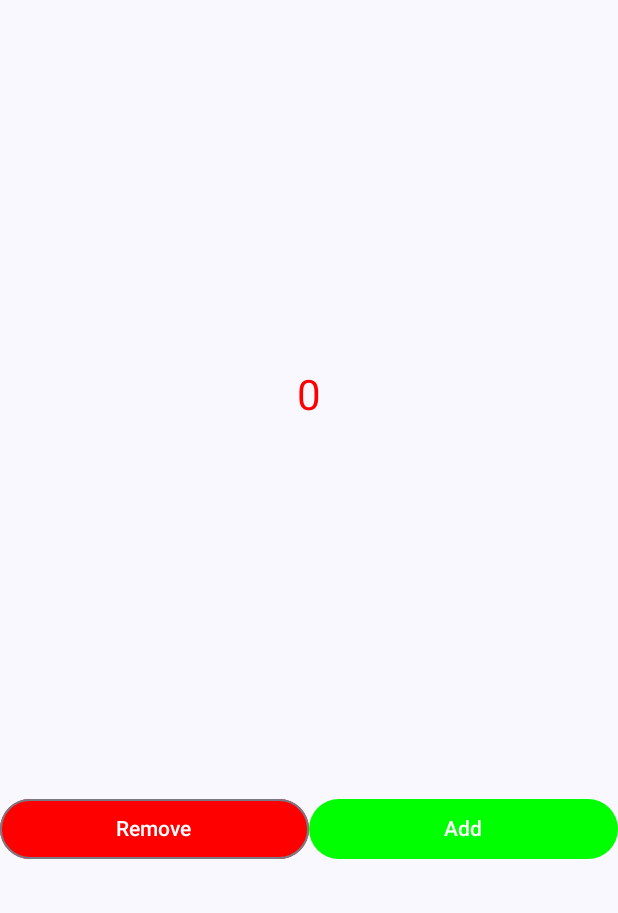
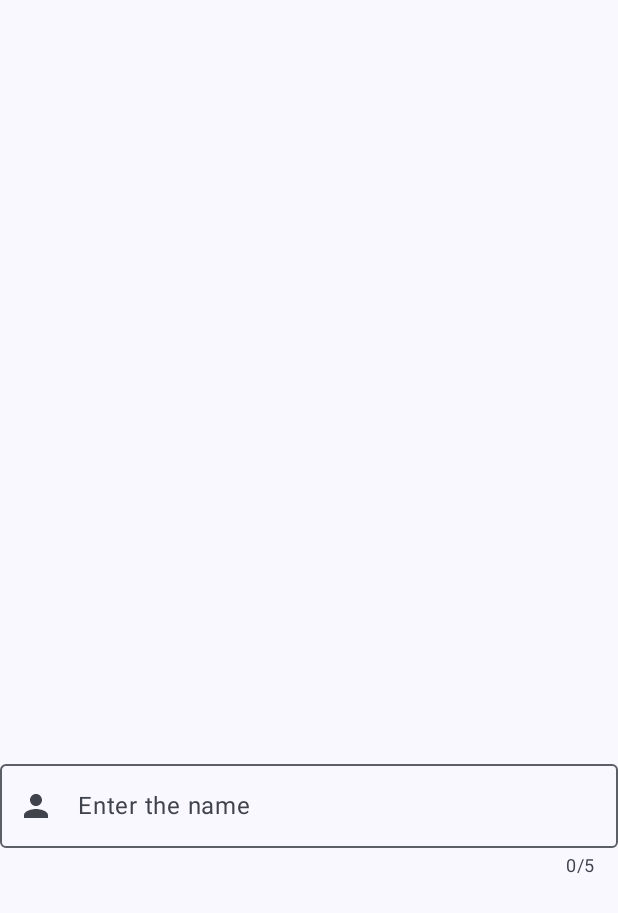
Before and after one commit to josephguluzada/JetpackCompose, an Android app built with Jetpack Compose: the screen it shows after launch (MainActivity), on a phone screen of 412 x 824 dp. Shown: the top 913 px of the screen. Run offline under Robolectric (Android 15) with nearby library versions, the phone set to English and light mode, and no system bars.

Commit message:
created TextField and OutlinedTexField

```diff
--- a/JetpackComposeLesson/app/build.gradle.kts
+++ b/JetpackComposeLesson/app/build.gradle.kts
@@ -66,4 +66,5 @@ dependencies {
     androidTestImplementation("androidx.compose.ui:ui-test-junit4")
     debugImplementation("androidx.compose.ui:ui-tooling")
     debugImplementation("androidx.compose.ui:ui-test-manifest")
+    implementation ("androidx.compose.material:material-icons-extended")
 }
--- a/JetpackComposeLesson/app/src/main/java/com/example/jetpackcomposelesson/MainActivity.kt
+++ b/JetpackComposeLesson/app/src/main/java/com/example/jetpackcomposelesson/MainActivity.kt
@@ -15,12 +15,18 @@ import androidx.compose.foundation.layout.padding
 import androidx.compose.foundation.layout.size
 import androidx.compose.foundation.text.selection.DisableSelection
 import androidx.compose.foundation.text.selection.SelectionContainer
+import androidx.compose.material.icons.Icons
+import androidx.compose.material.icons.filled.Person
+import androidx.compose.material.icons.filled.TextFormat
 import androidx.compose.material3.Button
 import androidx.compose.material3.ButtonDefaults
+import androidx.compose.material3.Icon
 import androidx.compose.material3.MaterialTheme
 import androidx.compose.material3.OutlinedButton
+import androidx.compose.material3.OutlinedTextField
 import androidx.compose.material3.Surface
 import androidx.compose.material3.Text
+import androidx.compose.material3.TextField
 import androidx.compose.runtime.Composable
 import androidx.compose.runtime.getValue
 import androidx.compose.runtime.mutableStateOf
@@ -31,8 +37,10 @@ import androidx.compose.ui.Modifier
 import androidx.compose.ui.graphics.Color
 import androidx.compose.ui.text.font.FontStyle
 import androidx.compose.ui.text.font.FontWeight
+import androidx.compose.ui.text.style.TextAlign
 import androidx.compose.ui.tooling.preview.Preview
 import androidx.compose.ui.unit.dp
+import androidx.compose.ui.unit.sp
 import com.example.jetpackcomposelesson.ui.theme.JetpackComposeLessonTheme
 
 class MainActivity : ComponentActivity() {
@@ -54,37 +62,26 @@ class MainActivity : ComponentActivity() {
 
 @Composable
 fun Greeting() {
-    var number by remember { mutableStateOf(0) }
-    Column(
-        modifier = Modifier.fillMaxSize(),
-        verticalArrangement = Arrangement.SpaceEvenly,
-        horizontalAlignment = Alignment.CenterHorizontally
-    ) {
-        MyText(text = number.toString(), Color.Red, 28)
-        Row(
-            modifier = Modifier.fillMaxWidth(),
-            horizontalArrangement = Arrangement.SpaceEvenly
-        ) {
-            OutlinedButton(onClick = {
-                number--
-            },
-                Modifier.weight(50f),
-                colors = ButtonDefaults.buttonColors(
-                    containerColor = Color.Red,
-                    contentColor = Color.White
-                )) {
-                Text(text = "Remove")
+    var name by remember {
+        mutableStateOf("")
+    }
+    Column(modifier = Modifier.fillMaxSize(),
+        horizontalAlignment = Alignment.CenterHorizontally,
+        verticalArrangement = Arrangement.SpaceEvenly) {
+        Text(text = name, fontSize = 28.sp)
+        OutlinedTextField(
+            singleLine = true,
+            value = name,
+            onValueChange = { if(it.length <= 5) name = it },
+            label = { Text(text = "Enter the name") },
+            supportingText = {
+                Text(text = "${name.length}/5",
+                    modifier = Modifier.fillMaxWidth(),
+                    textAlign = TextAlign.End)
+
             }
-            Button(onClick = {
-                number++
-            },
-                Modifier.weight(50f),
-                colors = ButtonDefaults.buttonColors(
-                    containerColor = Color.Green
-                )) {
-                Text(text = "Add")
-            }
-        }
+        , modifier = Modifier.fillMaxWidth(),
+            leadingIcon = {Icon(Icons.Filled.Person, contentDescription = "")})
     }
 }
 
```
